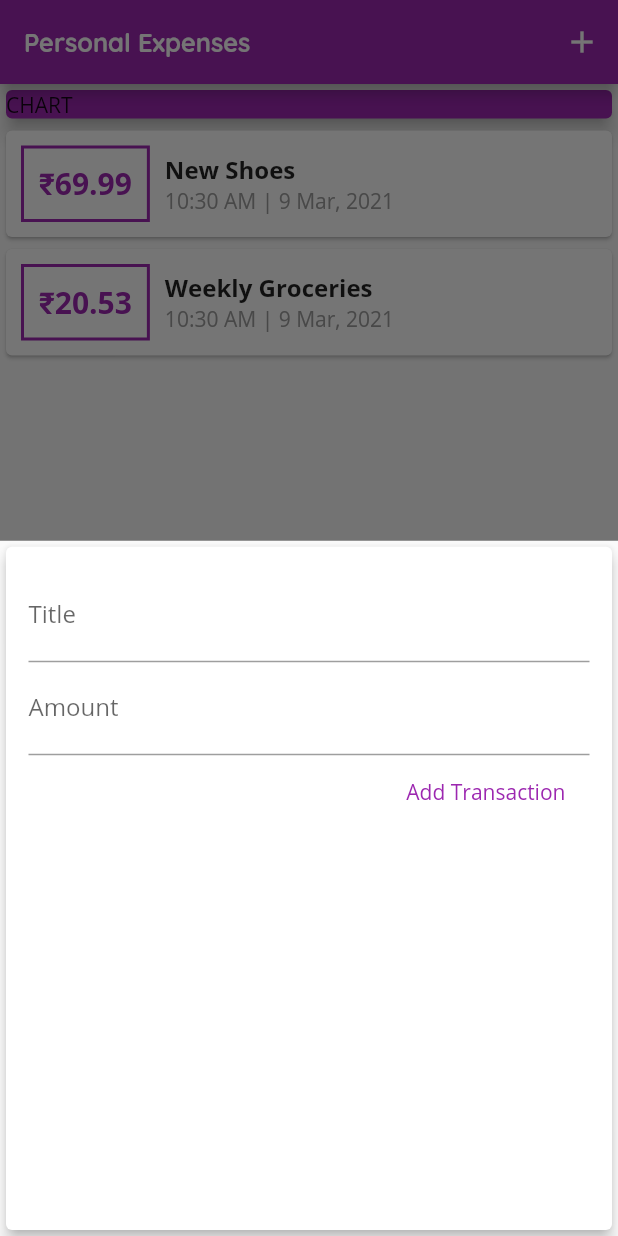
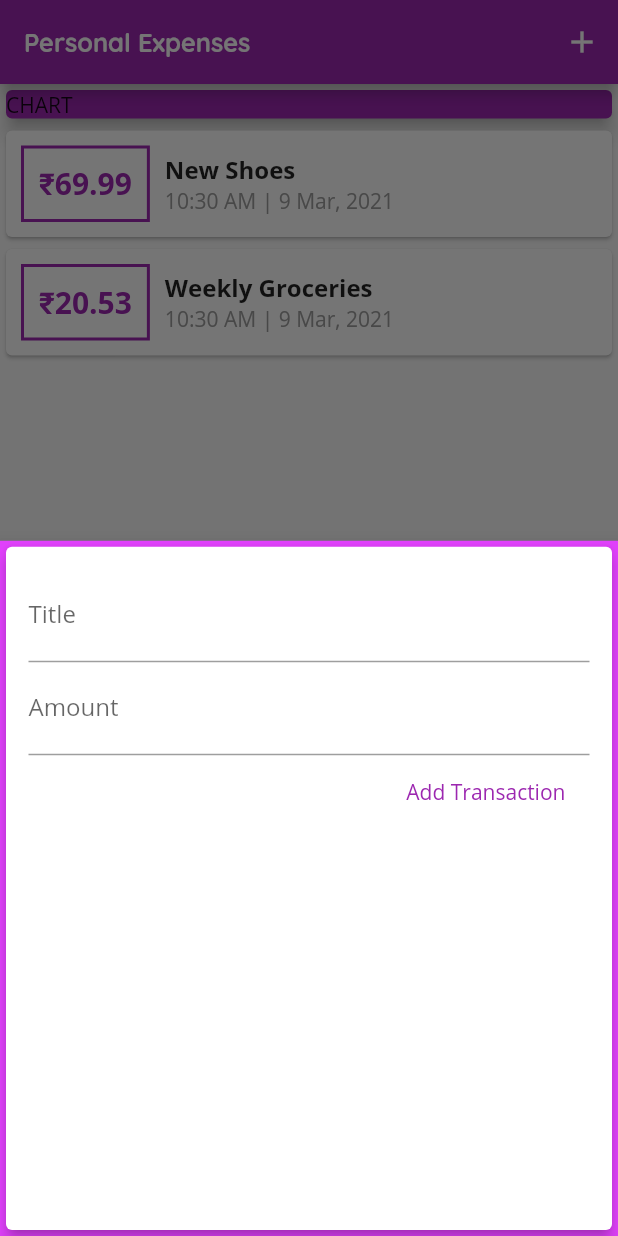
Before and after one commit to sacksaini/PlannerApp, a Flutter app: the screen it shows after launch, after a tap on the "add" icon, on a phone screen of 412 x 824 dp. Run offline on Flutter 3.47's test engine with Material 2 defaults, Android fonts, the phone set to English and light mode, and no system bars.

Commit message:
AddTransaction Popup styling

```diff
--- a/lib/main.dart
+++ b/lib/main.dart
@@ -56,6 +56,8 @@ class _MyHomePageState extends State<MyHomePage> {
 
   void _startAddNewTransaction(BuildContext ctx) {
     showModalBottomSheet(
+        elevation: 10,
+        backgroundColor: Colors.purpleAccent,
         context: ctx,
         builder: (_) {
           return NewTransaction(_addNewTransaction);
```
